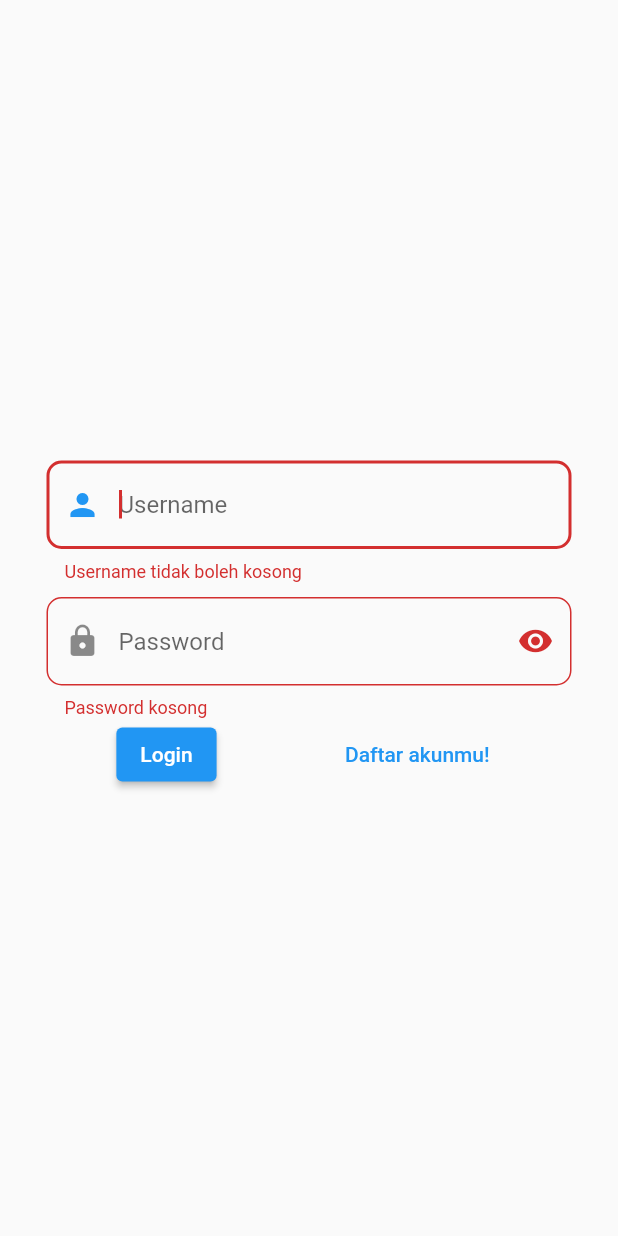
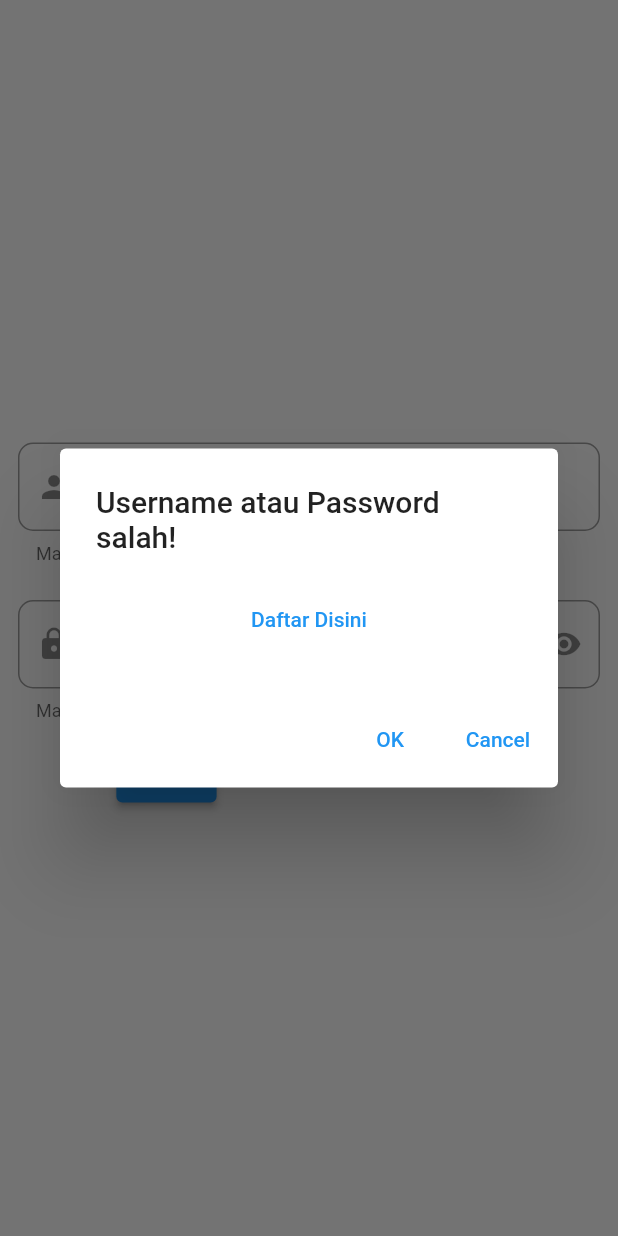
Before and after one commit to JoyB00/TriaNews_Mobile_Application, a Flutter app: the screen it shows after launch, after a tap on "Login", on a phone screen of 412 x 824 dp. Run offline on Flutter 3.47's test engine with Material 2 defaults, Android fonts, the phone set to English and light mode, and no system bars.

Commit message:
login done

```diff
--- a/lib/View/login.dart
+++ b/lib/View/login.dart
@@ -13,6 +13,7 @@
 class _LoginViewState extends State <LoginView> {
   final _formKey = GlobalKey<FormState>();
   bool visible = true;
+  String temp = "";
   void pushRegister(BuildContext context) {
       Navigator.push(
         context,
@@ -20,10 +21,10 @@
       );
   }
 
+  TextEditingController userController = TextEditingController();
+  TextEditingController passController = TextEditingController();
   @override
   Widget build(BuildContext context) {
-    TextEditingController userController = TextEditingController();
-    TextEditingController passController = TextEditingController();
 
     Map? dataForm = widget.data;
 
@@ -34,42 +35,47 @@
           child: Column(
             mainAxisAlignment: MainAxisAlignment.center,
             children: [
-              inputForm((p0){
-                if (p0 == null||p0.isEmpty) {
-                  return 'Username tidak boleh kosong';
-                }
-                return null;
-              },
-                TextEditingController: userController,
-                hintTxt: 'Username',
-                helperTxt: 'Inputkan user yang telah terdaftar',
-                icon: Icons.person,
+              Padding(
+                padding: const EdgeInsets.all(12.0),
+                child: TextField(
+                  controller: userController,
+                  decoration: InputDecoration(
+                    hintText: 'Username',
+                    helperText: 'Masukkan username',
+                    prefixIcon: Icon(Icons.person),
+                    border: OutlineInputBorder(
+                      borderRadius: BorderRadius.circular(10),
                     ),
-
-              inputForm((p0) {
-                if (p0 == null||p0.isEmpty) {
-                  return 'Password kosong';
-                }
-                return null;
-              },
-                TextEditingController: passController,
-                hintTxt: 'Password',
-                helperTxt: 'Inputkan password yang telah terdaftar',
-                icon: Icons.lock,
-                passwordVisible: visible,
-
+                  ),
+                ),
+              ),
+              Padding(
+                padding: const EdgeInsets.all(12.0),
+                child: TextField(
+                  controller: passController,
+                  obscureText: visible,
+                  onChanged: (value) => setState(() {
+                    passController.text = value;
+                  }),
+                  decoration: InputDecoration(
+                    hintText: 'Password',
+                    helperText: 'Masukkan password',
+                    prefixIcon: Icon(Icons.lock),
                     suffixIcon: IconButton(
-                  icon: Icon(visible ? Icons.visibility : Icons.visibility_off),
+                      icon: Icon(
+                        visible ? Icons.visibility : Icons.visibility_off,
+                      ),
                       onPressed: () {
                         setState(() {
                           visible = !visible;
-                      passController.text = passController.text;
                         });
                       },
                     ),
-                keyboardType: TextInputType.visiblePassword,
-                textInputAction: TextInputAction.done,
-                filled: true,
+                    border: OutlineInputBorder(
+                      borderRadius: BorderRadius.circular(10),
+                    ),
+                  ),
+                ),
               ),
 
               Row(
--- a/lib/component/form_component.dart
+++ b/lib/component/form_component.dart
@@ -2,7 +2,7 @@
 
 Padding inputForm(Function(String?) validasi, {required TextEditingController,
 required String hintTxt, required String helperTxt, required IconData icon, bool passwordVisible = false, IconButton? suffixIcon,
-TextInputType? keyboardType, TextInputAction? textInputAction, bool filled = false}) {
+}) {
   return Padding(
     padding: const EdgeInsets.only(left: 20, right: 20, top: 10),
     child: SizedBox(
@@ -12,8 +12,7 @@
         validator: (value) => validasi(value),
         autofocus: true,
         obscureText: passwordVisible,
-        keyboardType: keyboardType,
-        textInputAction: textInputAction,
+        // onChanged: (value) => ,
         decoration: InputDecoration(
           hintText: hintTxt,
           helperText: helperTxt,
```
Lines whose indentation alone changed are shown as unchanged.
